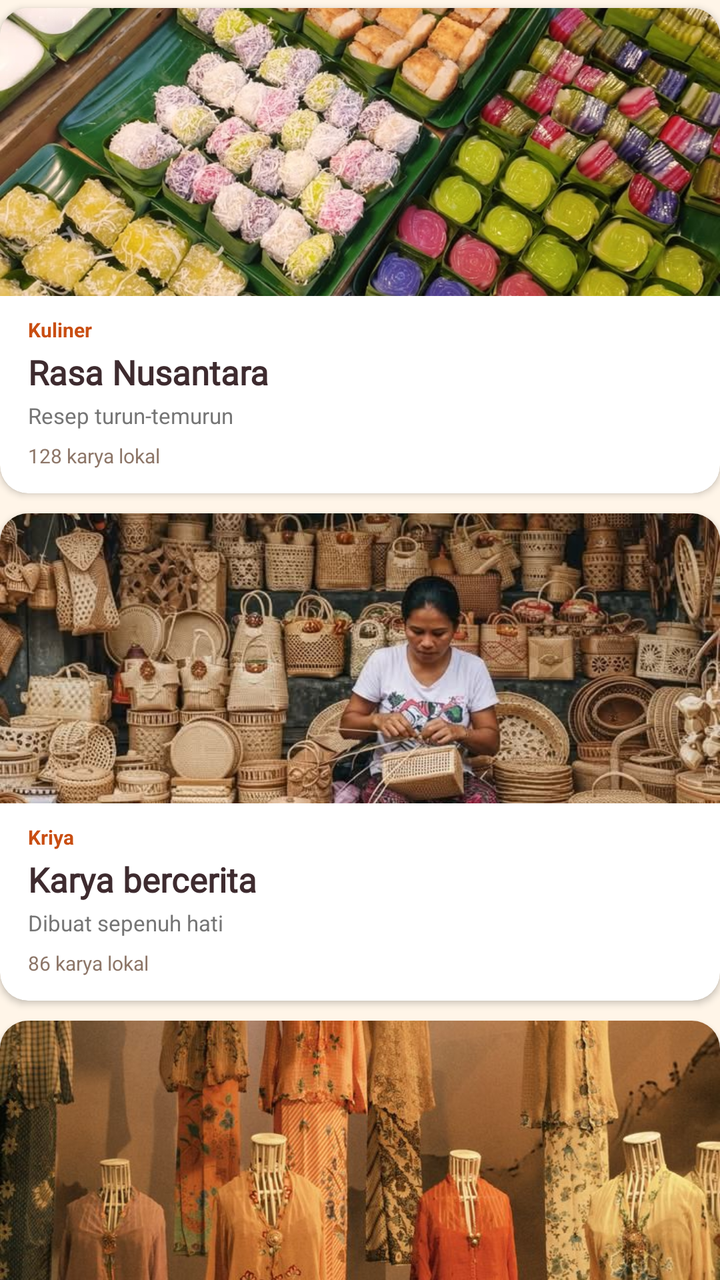
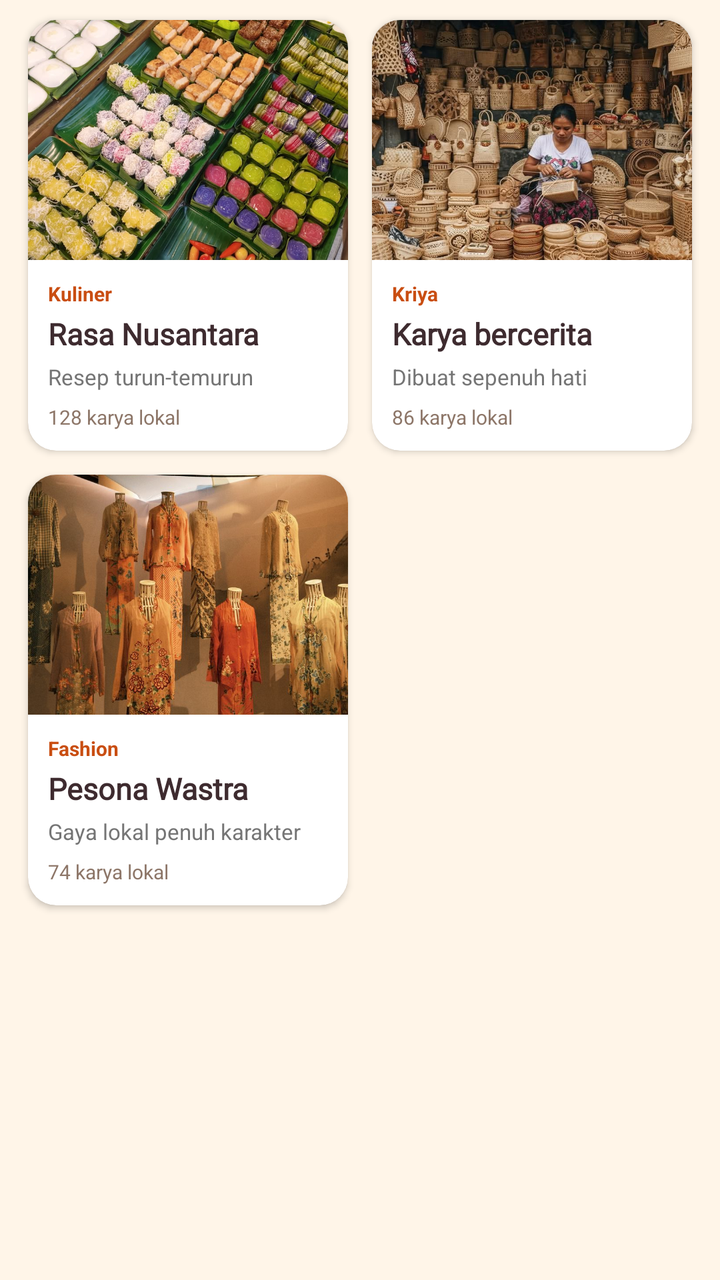

The first picture is an Android layout as it rendered before a commit; the second is the same layout after the commit. The layout source and the unified diff follow.
<!-- AndroidManifest.xml: application theme Theme.ProjectMobile_Aima3TIB -->
<!-- res/layout/fragment_home.xml -->
<?xml version="1.0" encoding="utf-8"?>
<androidx.core.widget.NestedScrollView
    xmlns:android="http://schemas.android.com/apk/res/android"
    xmlns:app="http://schemas.android.com/apk/res-auto"
    android:layout_width="match_parent"
    android:layout_height="match_parent"
    android:clipToPadding="false"
    android:fillViewport="true"
    android:paddingBottom="16dp">

    <LinearLayout
        android:layout_width="match_parent"
        android:layout_height="wrap_content"
        android:orientation="vertical">

        
        <androidx.cardview.widget.CardView
            android:id="@+id/cardKuliner"
            android:layout_width="match_parent"
            android:layout_height="wrap_content"
            android:layout_marginTop="4dp"
            android:layout_marginBottom="10dp"
            android:clickable="true"
            android:focusable="true"
            app:cardBackgroundColor="#FFFFFF"
            app:cardCornerRadius="14dp"
            app:cardElevation="2dp">

            <androidx.constraintlayout.widget.ConstraintLayout
                android:layout_width="match_parent"
                android:layout_height="wrap_content"
                android:paddingBottom="12dp">

                <ImageView
                    android:id="@+id/ivKulinerHeader"
                    android:layout_width="0dp"
                    android:layout_height="144dp"
                    android:contentDescription="Kuliner Kreatif"
                    android:scaleType="centerCrop"
                    android:src="@drawable/kuliner"
                    app:layout_constraintEnd_toEndOf="parent"
                    app:layout_constraintStart_toStartOf="parent"
                    app:layout_constraintTop_toTopOf="parent" />

                <TextView
                    android:id="@+id/tvKulinerCategory"
                    android:layout_width="0dp"
                    android:layout_height="wrap_content"
                    android:layout_marginStart="14dp"
                    android:layout_marginTop="10dp"
                    android:layout_marginEnd="14dp"
                    android:text="Kuliner"
                    android:textColor="#C94E12"
                    android:textSize="10sp"
                    android:textStyle="bold"
                    app:layout_constraintEnd_toEndOf="parent"
                    app:layout_constraintStart_toStartOf="parent"
                    app:layout_constraintTop_toBottomOf="@id/ivKulinerHeader" />

                <TextView
                    android:id="@+id/tvKulinerTitle"
                    android:layout_width="0dp"
                    android:layout_height="wrap_content"
                    android:layout_marginStart="14dp"
                    android:layout_marginTop="3dp"
                    android:layout_marginEnd="14dp"
                    android:fontFamily="@font/fraunces"
                    android:text="Rasa Nusantara"
                    android:textColor="#3E2B2F"
                    android:textSize="17sp"
                    android:textStyle="bold"
                    app:layout_constraintEnd_toEndOf="parent"
                    app:layout_constraintStart_toStartOf="parent"
                    app:layout_constraintTop_toBottomOf="@id/tvKulinerCategory" />

                <TextView
                    android:id="@+id/tvKulinerDesc"
                    android:layout_width="0dp"
                    android:layout_height="wrap_content"
                    android:layout_marginStart="14dp"
                    android:layout_marginTop="3dp"
                    android:layout_marginEnd="14dp"
                    android:text="Resep turun-temurun"
                    android:textColor="#757575"
                    android:textSize="11sp"
                    app:layout_constraintEnd_toEndOf="parent"
                    app:layout_constraintStart_toStartOf="parent"
                    app:layout_constraintTop_toBottomOf="@id/tvKulinerTitle" />

                <TextView
                    android:id="@+id/tvKulinerMeta"
                    android:layout_width="0dp"
                    android:layout_height="wrap_content"
                    android:layout_marginStart="14dp"
                    android:layout_marginTop="6dp"
                    android:layout_marginEnd="14dp"
                    android:text="128 karya lokal"
                    android:textColor="#8D7668"
                    android:textSize="10sp"
                    app:layout_constraintEnd_toEndOf="parent"
                    app:layout_constraintStart_toStartOf="parent"
                    app:layout_constraintTop_toBottomOf="@id/tvKulinerDesc" />

            </androidx.constraintlayout.widget.ConstraintLayout>

        </androidx.cardview.widget.CardView>

        
        <androidx.cardview.widget.CardView
            android:id="@+id/cardKriya"
            android:layout_width="match_parent"
            android:layout_height="wrap_content"
            android:layout_marginBottom="10dp"
            android:clickable="true"
            android:focusable="true"
            app:cardBackgroundColor="#FFFFFF"
            app:cardCornerRadius="14dp"
            app:cardElevation="2dp">

            <androidx.constraintlayout.widget.ConstraintLayout
                android:layout_width="match_parent"
                android:layout_height="wrap_content"
                android:paddingBottom="12dp">

                <ImageView
                    android:id="@+id/ivKriyaHeader"
                    android:layout_width="0dp"
                    android:layout_height="145dp"
                    android:contentDescription="Kriya &amp; Kerajinan"
                    android:scaleType="centerCrop"
                    android:src="@drawable/kriya"
                    app:layout_constraintEnd_toEndOf="parent"
                    app:layout_constraintStart_toStartOf="parent"
                    app:layout_constraintTop_toTopOf="parent" />

                <TextView
                    android:id="@+id/tvKriyaCategory"
                    android:layout_width="0dp"
                    android:layout_height="wrap_content"
                    android:layout_marginStart="14dp"
                    android:layout_marginTop="10dp"
                    android:layout_marginEnd="14dp"
                    android:text="Kriya"
                    android:textColor="#C94E12"
                    android:textSize="10sp"
                    android:textStyle="bold"
                    app:layout_constraintEnd_toEndOf="parent"
                    app:layout_constraintStart_toStartOf="parent"
                    app:layout_constraintTop_toBottomOf="@id/ivKriyaHeader" />

                <TextView
                    android:id="@+id/tvKriyaTitle"
                    android:layout_width="0dp"
                    android:layout_height="wrap_content"
                    android:layout_marginStart="14dp"
                    android:layout_marginTop="3dp"
                    android:layout_marginEnd="14dp"
                    android:fontFamily="@font/fraunces"
                    android:text="Karya bercerita"
                    android:textColor="#3E2B2F"
                    android:textSize="17sp"
                    android:textStyle="bold"
                    app:layout_constraintEnd_toEndOf="parent"
                    app:layout_constraintStart_toStartOf="parent"
                    app:layout_constraintTop_toBottomOf="@id/tvKriyaCategory" />

                <TextView
                    android:id="@+id/tvKriyaDesc"
                    android:layout_width="0dp"
                    android:layout_height="wrap_content"
                    android:layout_marginStart="14dp"
                    android:layout_marginTop="3dp"
                    android:layout_marginEnd="14dp"
                    android:text="Dibuat sepenuh hati"
                    android:textColor="#757575"
                    android:textSize="11sp"
                    app:layout_constraintEnd_toEndOf="parent"
                    app:layout_constraintStart_toStartOf="parent"
                    app:layout_constraintTop_toBottomOf="@id/tvKriyaTitle" />

                <TextView
                    android:id="@+id/tvKriyaMeta"
                    android:layout_width="0dp"
                    android:layout_height="wrap_content"
                    android:layout_marginStart="14dp"
                    android:layout_marginTop="6dp"
                    android:layout_marginEnd="14dp"
                    android:text="86 karya lokal"
                    android:textColor="#8D7668"
                    android:textSize="10sp"
                    app:layout_constraintEnd_toEndOf="parent"
                    app:layout_constraintStart_toStartOf="parent"
                    app:layout_constraintTop_toBottomOf="@id/tvKriyaDesc" />

            </androidx.constraintlayout.widget.ConstraintLayout>

        </androidx.cardview.widget.CardView>

        
        <androidx.cardview.widget.CardView
            android:id="@+id/cardFashion"
            android:layout_width="match_parent"
            android:layout_height="wrap_content"
            android:layout_marginBottom="10dp"
            android:clickable="true"
            android:focusable="true"
            app:cardBackgroundColor="#FFFFFF"
            app:cardCornerRadius="14dp"
            app:cardElevation="2dp">

            <androidx.constraintlayout.widget.ConstraintLayout
                android:layout_width="match_parent"
                android:layout_height="wrap_content"
                android:paddingBottom="12dp">

                <ImageView
                    android:id="@+id/ivFashionHeader"
                    android:layout_width="0dp"
                    android:layout_height="145dp"
                    android:contentDescription="Fashion Lokal"
                    android:scaleType="centerCrop"
                    android:src="@drawable/busana"
                    app:layout_constraintEnd_toEndOf="parent"
                    app:layout_constraintHorizontal_bias="1.0"
                    app:layout_constraintStart_toStartOf="parent"
                    app:layout_constraintTop_toTopOf="parent" />

                <TextView
                    android:id="@+id/tvFashionCategory"
                    android:layout_width="0dp"
                    android:layout_height="wrap_content"
                    android:layout_marginStart="14dp"
                    android:layout_marginTop="10dp"
                    android:layout_marginEnd="14dp"
                    android:text="Fashion"
                    android:textColor="#C94E12"
                    android:textSize="10sp"
                    android:textStyle="bold"
                    app:layout_constraintEnd_toEndOf="parent"
                    app:layout_constraintStart_toStartOf="parent"
                    app:layout_constraintTop_toBottomOf="@id/ivFashionHeader" />

                <TextView
                    android:id="@+id/tvFashionTitle"
                    android:layout_width="0dp"
                    android:layout_height="wrap_content"
                    android:layout_marginStart="14dp"
                    android:layout_marginTop="3dp"
                    android:layout_marginEnd="14dp"
                    android:fontFamily="@font/fraunces"
                    android:text="Pesona Wastra"
                    android:textColor="#3E2B2F"
                    android:textSize="17sp"
                    android:textStyle="bold"
                    app:layout_constraintEnd_toEndOf="parent"
                    app:layout_constraintStart_toStartOf="parent"
                    app:layout_constraintTop_toBottomOf="@id/tvFashionCategory" />

                <TextView
                    android:id="@+id/tvFashionDesc"
                    android:layout_width="0dp"
                    android:layout_height="wrap_content"
                    android:layout_marginStart="14dp"
                    android:layout_marginTop="3dp"
                    android:layout_marginEnd="14dp"
                    android:text="Gaya lokal penuh karakter"
                    android:textColor="#757575"
                    android:textSize="11sp"
                    app:layout_constraintEnd_toEndOf="parent"
                    app:layout_constraintStart_toStartOf="parent"
                    app:layout_constraintTop_toBottomOf="@id/tvFashionTitle" />

                <TextView
                    android:id="@+id/tvFashionMeta"
                    android:layout_width="0dp"
                    android:layout_height="wrap_content"
                    android:layout_marginStart="14dp"
                    android:layout_marginTop="6dp"
                    android:layout_marginEnd="14dp"
                    android:text="74 karya lokal"
                    android:textColor="#8D7668"
                    android:textSize="10sp"
                    app:layout_constraintEnd_toEndOf="parent"
                    app:layout_constraintStart_toStartOf="parent"
                    app:layout_constraintTop_toBottomOf="@id/tvFashionDesc" />

            </androidx.constraintlayout.widget.ConstraintLayout>

        </androidx.cardview.widget.CardView>

    </LinearLayout>

</androidx.core.widget.NestedScrollView>
<!-- resources referenced by this layout -->
<resources>
  <!-- drawable busana: jpg bitmap (drawable, 135195 bytes) -->
  <!-- drawable kriya: jpg bitmap (drawable, 154874 bytes) -->
  <!-- drawable kuliner: jpg bitmap (drawable, 207202 bytes) -->
  <style name="Theme.ProjectMobile_Aima3TIB" parent="Base.Theme.ProjectMobile_Aima3TIB" />
  <style name="Base.Theme.ProjectMobile_Aima3TIB" parent="Theme.Material3.Light.NoActionBar">
          <item name="android:windowBackground">#FFF5E8</item>
          <item name="android:colorBackground">#FFF5E8</item>
          <item name="android:navigationBarColor">#FFF5E8</item>
          <item name="android:windowLightStatusBar">true</item>
      </style>
</resources>

<!-- the commit's change to res/layout/fragment_home.xml (unified diff, before → after) -->
@@ -8,286 +8,262 @@
     android:fillViewport="true"
     android:paddingBottom="16dp">
 
-    <LinearLayout
+
+    <GridLayout
         android:layout_width="match_parent"
         android:layout_height="wrap_content"
-        android:orientation="vertical">
+        android:columnCount="2"
+        android:alignmentMode="alignMargins"
+        android:columnOrderPreserved="false"
+        android:paddingHorizontal="8dp"
+        android:paddingTop="4dp">
 
         
         <androidx.cardview.widget.CardView
             android:id="@+id/cardKuliner"
-            android:layout_width="match_parent"
+            android:layout_width="0dp"
             android:layout_height="wrap_content"
-            android:layout_marginTop="4dp"
-            android:layout_marginBottom="10dp"
+            android:layout_columnWeight="1"
+            android:layout_margin="6dp"
             android:clickable="true"
             android:focusable="true"
             app:cardBackgroundColor="#FFFFFF"
             app:cardCornerRadius="14dp"
             app:cardElevation="2dp">
 
-            <androidx.constraintlayout.widget.ConstraintLayout
+            <LinearLayout
                 android:layout_width="match_parent"
                 android:layout_height="wrap_content"
-                android:paddingBottom="12dp">
+                android:orientation="vertical"
+                android:paddingBottom="10dp">
 
                 <ImageView
                     android:id="@+id/ivKulinerHeader"
-                    android:layout_width="0dp"
-                    android:layout_height="144dp"
+                    android:layout_width="match_parent"
+                    android:layout_height="120dp"
                     android:contentDescription="Kuliner Kreatif"
                     android:scaleType="centerCrop"
-                    android:src="@drawable/kuliner"
-                    app:layout_constraintEnd_toEndOf="parent"
-                    app:layout_constraintStart_toStartOf="parent"
-                    app:layout_constraintTop_toTopOf="parent" />
+                    android:src="@drawable/kuliner" />
 
                 <TextView
                     android:id="@+id/tvKulinerCategory"
-                    android:layout_width="0dp"
-                    android:layout_height="wrap_content"
-                    android:layout_marginStart="14dp"
+                    android:layout_width="match_parent"
+                    android:layout_height="wrap_content"
+                    android:layout_marginStart="10dp"
                     android:layout_marginTop="10dp"
-                    android:layout_marginEnd="14dp"
+                    android:layout_marginEnd="10dp"
                     android:text="Kuliner"
                     android:textColor="#C94E12"
                     android:textSize="10sp"
-                    android:textStyle="bold"
-                    app:layout_constraintEnd_toEndOf="parent"
-                    app:layout_constraintStart_toStartOf="parent"
-                    app:layout_constraintTop_toBottomOf="@id/ivKulinerHeader" />
+                    android:textStyle="bold" />
 
                 <TextView
                     android:id="@+id/tvKulinerTitle"
-                    android:layout_width="0dp"
-                    android:layout_height="wrap_content"
-                    android:layout_marginStart="14dp"
+                    android:layout_width="match_parent"
+                    android:layout_height="wrap_content"
+                    android:layout_marginStart="10dp"
                     android:layout_marginTop="3dp"
-                    android:layout_marginEnd="14dp"
+                    android:layout_marginEnd="10dp"
                     android:fontFamily="@font/fraunces"
                     android:text="Rasa Nusantara"
                     android:textColor="#3E2B2F"
-                    android:textSize="17sp"
+                    android:textSize="15sp"
                     android:textStyle="bold"
-                    app:layout_constraintEnd_toEndOf="parent"
-                    app:layout_constraintStart_toStartOf="parent"
-                    app:layout_constraintTop_toBottomOf="@id/tvKulinerCategory" />
+                    android:maxLines="2"
+                    android:ellipsize="end" />
 
                 <TextView
                     android:id="@+id/tvKulinerDesc"
-                    android:layout_width="0dp"
-                    android:layout_height="wrap_content"
-                    android:layout_marginStart="14dp"
-                    android:layout_marginTop="3dp"
-                    android:layout_marginEnd="14dp"
+                    android:layout_width="match_parent"
+                    android:layout_height="wrap_content"
+                    android:layout_marginStart="10dp"
+                    android:layout_marginTop="4dp"
+                    android:layout_marginEnd="10dp"
                     android:text="Resep turun-temurun"
                     android:textColor="#757575"
                     android:textSize="11sp"
-                    app:layout_constraintEnd_toEndOf="parent"
-                    app:layout_constraintStart_toStartOf="parent"
-                    app:layout_constraintTop_toBottomOf="@id/tvKulinerTitle" />
+                    android:maxLines="2"
+                    android:ellipsize="end" />
 
                 <TextView
                     android:id="@+id/tvKulinerMeta"
-                    android:layout_width="0dp"
-                    android:layout_height="wrap_content"
-                    android:layout_marginStart="14dp"
+                    android:layout_width="match_parent"
+                    android:layout_height="wrap_content"
+                    android:layout_marginStart="10dp"
                     android:layout_marginTop="6dp"
-                    android:layout_marginEnd="14dp"
+                    android:layout_marginEnd="10dp"
                     android:text="128 karya lokal"
                     android:textColor="#8D7668"
-                    android:textSize="10sp"
-                    app:layout_constraintEnd_toEndOf="parent"
-                    app:layout_constraintStart_toStartOf="parent"
-                    app:layout_constraintTop_toBottomOf="@id/tvKulinerDesc" />
-
-            </androidx.constraintlayout.widget.ConstraintLayout>
+                    android:textSize="10sp" />
+
+            </LinearLayout>
 
         </androidx.cardview.widget.CardView>
 
         
         <androidx.cardview.widget.CardView
             android:id="@+id/cardKriya"
-            android:layout_width="match_parent"
+            android:layout_width="0dp"
             android:layout_height="wrap_content"
-            android:layout_marginBottom="10dp"
+            android:layout_columnWeight="1"
+            android:layout_margin="6dp"
             android:clickable="true"
             android:focusable="true"
             app:cardBackgroundColor="#FFFFFF"
             app:cardCornerRadius="14dp"
             app:cardElevation="2dp">
 
-            <androidx.constraintlayout.widget.ConstraintLayout
+            <LinearLayout
                 android:layout_width="match_parent"
                 android:layout_height="wrap_content"
-                android:paddingBottom="12dp">
+                android:orientation="vertical"
+                android:paddingBottom="10dp">
 
                 <ImageView
                     android:id="@+id/ivKriyaHeader"
-                    android:layout_width="0dp"
-                    android:layout_height="145dp"
-                    android:contentDescription="Kriya &amp; Kerajinan"
+                    android:layout_width="match_parent"
+                    android:layout_height="120dp"
+                    android:contentDescription="Kriya dan Kerajinan"
                     android:scaleType="centerCrop"
-                    android:src="@drawable/kriya"
-                    app:layout_constraintEnd_toEndOf="parent"
-                    app:layout_constraintStart_toStartOf="parent"
-                    app:layout_constraintTop_toTopOf="parent" />
+                    android:src="@drawable/kriya" />
 
                 <TextView
                     android:id="@+id/tvKriyaCategory"
-                    android:layout_width="0dp"
-                    android:layout_height="wrap_content"
-                    android:layout_marginStart="14dp"
+                    android:layout_width="match_parent"
+                    android:layout_height="wrap_content"
+                    android:layout_marginStart="10dp"
                     android:layout_marginTop="10dp"
-                    android:layout_marginEnd="14dp"
+                    android:layout_marginEnd="10dp"
                     android:text="Kriya"
                     android:textColor="#C94E12"
                     android:textSize="10sp"
-                    android:textStyle="bold"
-                    app:layout_constraintEnd_toEndOf="parent"
-                    app:layout_constraintStart_toStartOf="parent"
-                    app:layout_constraintTop_toBottomOf="@id/ivKriyaHeader" />
+                    android:textStyle="bold" />
 
                 <TextView
                     android:id="@+id/tvKriyaTitle"
-                    android:layout_width="0dp"
-                    android:layout_height="wrap_content"
-                    android:layout_marginStart="14dp"
+                    android:layout_width="match_parent"
+                    android:layout_height="wrap_content"
+                    android:layout_marginStart="10dp"
                     android:layout_marginTop="3dp"
-                    android:layout_marginEnd="14dp"
+                    android:layout_marginEnd="10dp"
                     android:fontFamily="@font/fraunces"
                     android:text="Karya bercerita"
                     android:textColor="#3E2B2F"
-                    android:textSize="17sp"
+                    android:textSize="15sp"
                     android:textStyle="bold"
-                    app:layout_constraintEnd_toEndOf="parent"
-                    app:layout_constraintStart_toStartOf="parent"
-                    app:layout_constraintTop_toBottomOf="@id/tvKriyaCategory" />
+                    android:maxLines="2"
+                    android:ellipsize="end" />
 
                 <TextView
                     android:id="@+id/tvKriyaDesc"
-                    android:layout_width="0dp"
-                    android:layout_height="wrap_content"
-                    android:layout_marginStart="14dp"
-                    android:layout_marginTop="3dp"
-                    android:layout_marginEnd="14dp"
+                    android:layout_width="match_parent"
+                    android:layout_height="wrap_content"
+                    android:layout_marginStart="10dp"
+                    android:layout_marginTop="4dp"
+                    android:layout_marginEnd="10dp"
                     android:text="Dibuat sepenuh hati"
                     android:textColor="#757575"
                     android:textSize="11sp"
-                    app:layout_constraintEnd_toEndOf="parent"
-                    app:layout_constraintStart_toStartOf="parent"
-                    app:layout_constraintTop_toBottomOf="@id/tvKriyaTitle" />
+                    android:maxLines="2"
+                    android:ellipsize="end" />
 
                 <TextView
                     android:id="@+id/tvKriyaMeta"
-                    android:layout_width="0dp"
-                    android:layout_height="wrap_content"
-                    android:layout_marginStart="14dp"
+                    android:layout_width="match_parent"
+                    android:layout_height="wrap_content"
+                    android:layout_marginStart="10dp"
                     android:layout_marginTop="6dp"
-                    android:layout_marginEnd="14dp"
+                    android:layout_marginEnd="10dp"
                     android:text="86 karya lokal"
                     android:textColor="#8D7668"
-                    android:textSize="10sp"
-                    app:layout_constraintEnd_toEndOf="parent"
-                    app:layout_constraintStart_toStartOf="parent"
-                    app:layout_constraintTop_toBottomOf="@id/tvKriyaDesc" />
-
-            </androidx.constraintlayout.widget.ConstraintLayout>
+                    android:textSize="10sp" />
+
+            </LinearLayout>
 
         </androidx.cardview.widget.CardView>
 
         
         <androidx.cardview.widget.CardView
             android:id="@+id/cardFashion"
-            android:layout_width="match_parent"
+            android:layout_width="0dp"
             android:layout_height="wrap_content"
-            android:layout_marginBottom="10dp"
+            android:layout_columnWeight="1"
+            android:layout_margin="6dp"
             android:clickable="true"
             android:focusable="true"
             app:cardBackgroundColor="#FFFFFF"
             app:cardCornerRadius="14dp"
             app:cardElevation="2dp">
 
-            <androidx.constraintlayout.widget.ConstraintLayout
+            <LinearLayout
                 android:layout_width="match_parent"
                 android:layout_height="wrap_content"
-                android:paddingBottom="12dp">
+                android:orientation="vertical"
+                android:paddingBottom="10dp">
 
                 <ImageView
                     android:id="@+id/ivFashionHeader"
-                    android:layout_width="0dp"
-                    android:layout_height="145dp"
+                    android:layout_width="match_parent"
+                    android:layout_height="120dp"
                     android:contentDescription="Fashion Lokal"
                     android:scaleType="centerCrop"
-                    android:src="@drawable/busana"
-                    app:layout_constraintEnd_toEndOf="parent"
-                    app:layout_constraintHorizontal_bias="1.0"
-                    app:layout_constraintStart_toStartOf="parent"
-                    app:layout_constraintTop_toTopOf="parent" />
+                    android:src="@drawable/busana" />
 
                 <TextView
                     android:id="@+id/tvFashionCategory"
-                    android:layout_width="0dp"
-                    android:layout_height="wrap_content"
-                    android:layout_marginStart="14dp"
+                    android:layout_width="match_parent"
+                    android:layout_height="wrap_content"
+                    android:layout_marginStart="10dp"
                     android:layout_marginTop="10dp"
-                    android:layout_marginEnd="14dp"
+                    android:layout_marginEnd="10dp"
                     android:text="Fashion"
                     android:textColor="#C94E12"
                     android:textSize="10sp"
-                    android:textStyle="bold"
-                    app:layout_constraintEnd_toEndOf="parent"
-                    app:layout_constraintStart_toStartOf="parent"
-                    app:layout_constraintTop_toBottomOf="@id/ivFashionHeader" />
+                    android:textStyle="bold" />
 
                 <TextView
                     android:id="@+id/tvFashionTitle"
-                    android:layout_width="0dp"
-                    android:layout_height="wrap_content"
-                    android:layout_marginStart="14dp"
+                    android:layout_width="match_parent"
+                    android:layout_height="wrap_content"
+                    android:layout_marginStart="10dp"
                     android:layout_marginTop="3dp"
-                    android:layout_marginEnd="14dp"
+                    android:layout_marginEnd="10dp"
                     android:fontFamily="@font/fraunces"
                     android:text="Pesona Wastra"
                     android:textColor="#3E2B2F"
-                    android:textSize="17sp"
+                    android:textSize="15sp"
                     android:textStyle="bold"
-                    app:layout_constraintEnd_toEndOf="parent"
-                    app:layout_constraintStart_toStartOf="parent"
-                    app:layout_constraintTop_toBottomOf="@id/tvFashionCategory" />
+                    android:maxLines="2"
+                    android:ellipsize="end" />
 
                 <TextView
                     android:id="@+id/tvFashionDesc"
-                    android:layout_width="0dp"
-                    android:layout_height="wrap_content"
-                    android:layout_marginStart="14dp"
-                    android:layout_marginTop="3dp"
-                    android:layout_marginEnd="14dp"
+                    android:layout_width="match_parent"
+                    android:layout_height="wrap_content"
+                    android:layout_marginStart="10dp"
+                    android:layout_marginTop="4dp"
+                    android:layout_marginEnd="10dp"
                     android:text="Gaya lokal penuh karakter"
                     android:textColor="#757575"
                     android:textSize="11sp"
-                    app:layout_constraintEnd_toEndOf="parent"
-                    app:layout_constraintStart_toStartOf="parent"
-                    app:layout_constraintTop_toBottomOf="@id/tvFashionTitle" />
+                    android:maxLines="2"
+                    android:ellipsize="end" />
 
                 <TextView
                     android:id="@+id/tvFashionMeta"
-                    android:layout_width="0dp"
-                    android:layout_height="wrap_content"
-                    android:layout_marginStart="14dp"
+                    android:layout_width="match_parent"
+                    android:layout_height="wrap_content"
+                    android:layout_marginStart="10dp"
                     android:layout_marginTop="6dp"
-                    android:layout_marginEnd="14dp"
+                    android:layout_marginEnd="10dp"
                     android:text="74 karya lokal"
                     android:textColor="#8D7668"
-                    android:textSize="10sp"
-                    app:layout_constraintEnd_toEndOf="parent"
-                    app:layout_constraintStart_toStartOf="parent"
-                    app:layout_constraintTop_toBottomOf="@id/tvFashionDesc" />
-
-            </androidx.constraintlayout.widget.ConstraintLayout>
+                    android:textSize="10sp" />
+
+            </LinearLayout>
 
         </androidx.cardview.widget.CardView>
 
-    </LinearLayout>
+    </GridLayout>
 
 </androidx.core.widget.NestedScrollView>
<!-- resource entries referenced after the edit -->
@@ -8,6 +8,7 @@
           <item name="android:windowBackground">#FFF5E8</item>
           <item name="android:colorBackground">#FFF5E8</item>
           <item name="android:navigationBarColor">#FFF5E8</item>
+          <item name="android:statusBarColor">#FFF5E8</item>
           <item name="android:windowLightStatusBar">true</item>
       </style>
 </resources>
